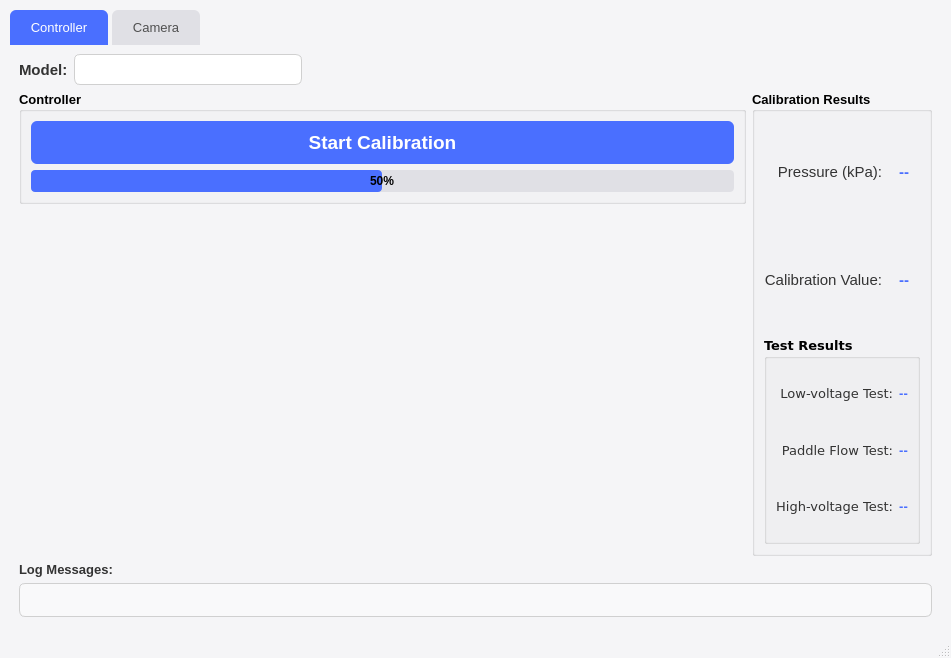
The window that GUIver5.2.ui (bachnguyen3005/KelcoProject2025) describes before a commit, drawn with Qt 5.
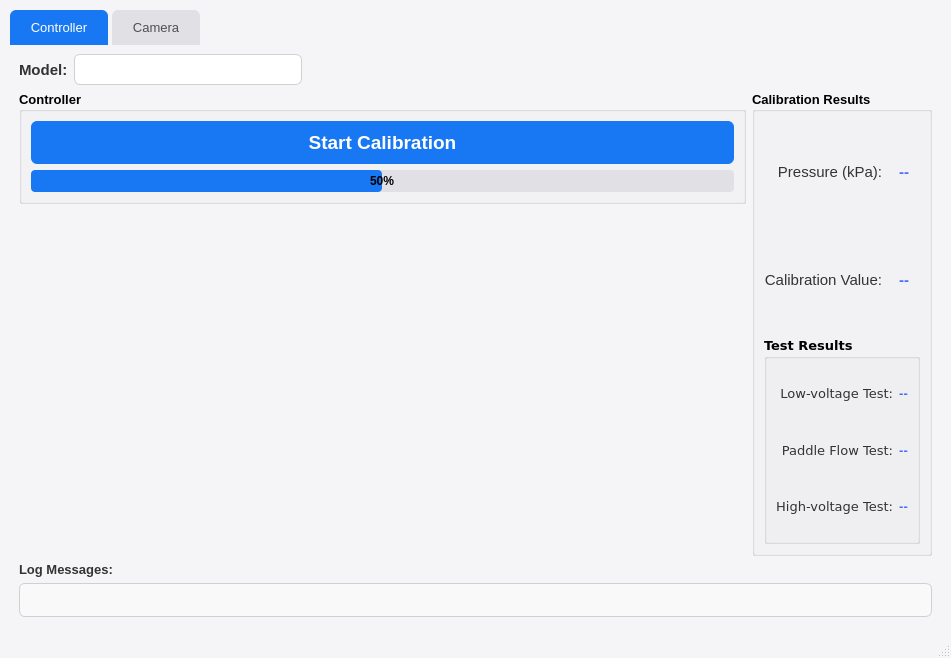
The same window after the commit. Icons and pictures are not drawn.

What changed in the file:
```diff
--- a/GUIver5.2.ui
+++ b/GUIver5.2.ui
@@ -54,12 +54,12 @@
 }
 
 QTabBar::tab:selected {
-  background-color: #4a6fff;
+  background-color: #1877F2;
   color: white;
 }
 
 QPushButton {
-  background-color: #4a6fff;
+  background-color: #1877F2;
   color: white;
   border: none;
   padding: 10px 15px;
@@ -106,7 +106,7 @@
 }
 
 QProgressBar::chunk {
-  background-color: #4a6fff;
+  background-color: #1877F2;
   border-radius: 4px;
 }
 </string>
```
